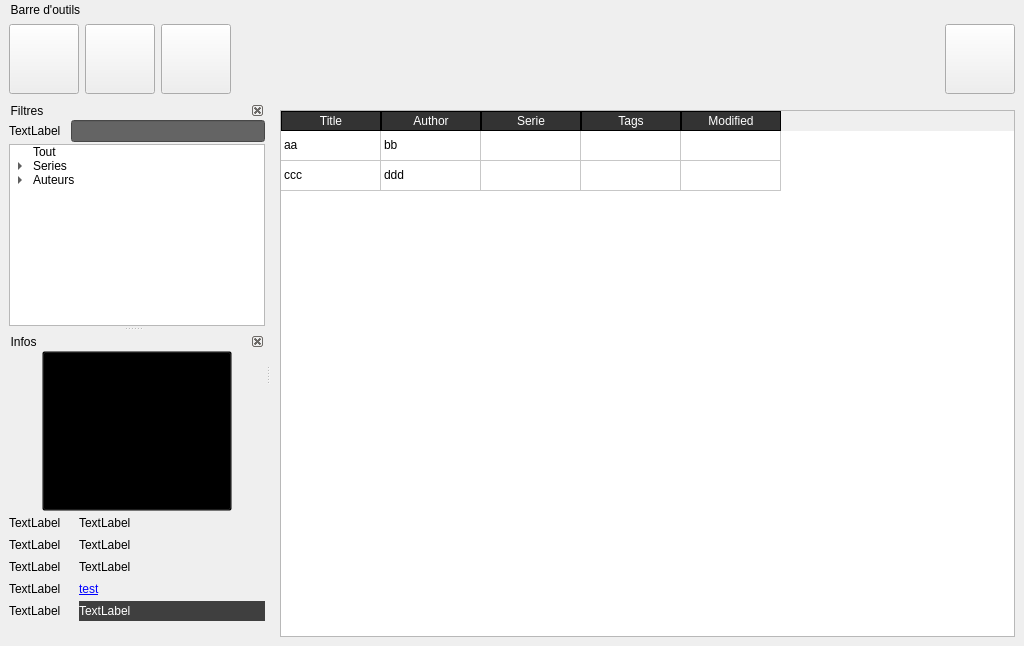
This is home/home.ui in LordKBX/eBookCollection as Qt 5 draws it before an edit. The edited form follows.
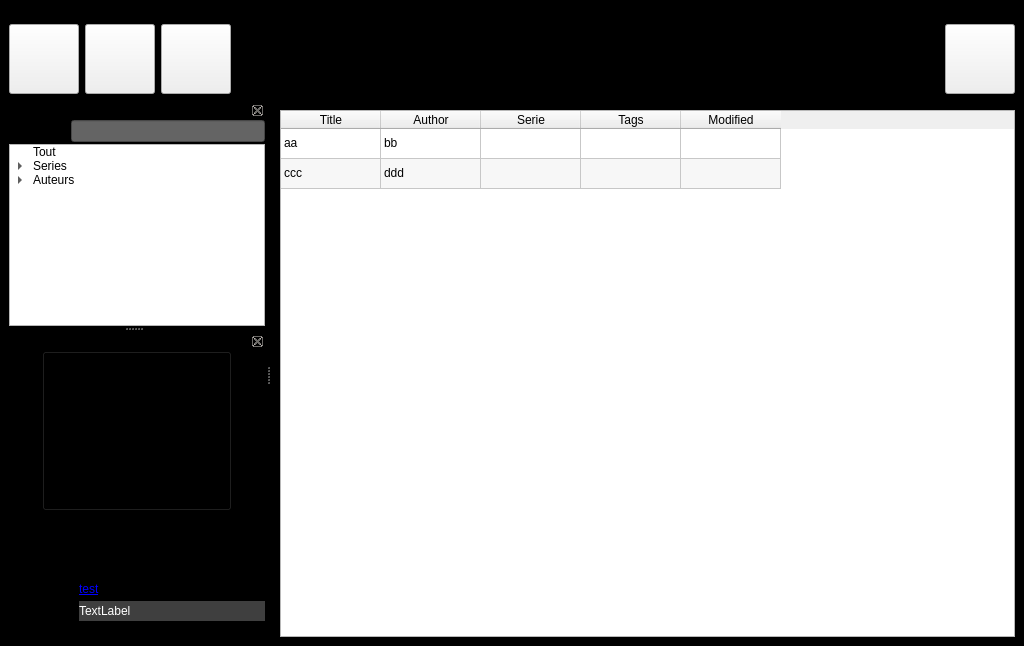
This is the edited form. Icons and pictures are not drawn.

The edit to the form file:
```diff
--- a/home/home.ui
+++ b/home/home.ui
@@ -26,10 +26,10 @@
    <string>HomeWindow</string>
   </property>
   <property name="autoFillBackground">
-   <bool>true</bool>
+   <bool>false</bool>
   </property>
   <property name="styleSheet">
-   <string notr="true"/>
+   <string notr="true">QMainWindow { background-color: rgb(0, 0, 0); }</string>
   </property>
   <property name="documentMode">
    <bool>false</bool>
@@ -52,21 +52,11 @@
           <height>0</height>
          </size>
         </property>
+        <property name="autoFillBackground">
+         <bool>false</bool>
+        </property>
         <property name="styleSheet">
-         <string notr="true">::section {
-spacing: 10px;
-background-color: #333333;
-color: white;
-border: 1px solid black;
-margin: 0;
-text-align: right;
-font-family: arial;
-font-size: 12px; }
-QTableView::item { padding: 0px }
-
-QTableView::item {cursor:pointer;}
-QTableView::item:hover {background: skyblue;}
-QTableView::item:selected {background: lightgray; color: black;}</string>
+         <string notr="true"/>
         </property>
         <property name="editTriggers">
          <set>QAbstractItemView::AnyKeyPressed|QAbstractItemView::EditKeyPressed|QAbstractItemView::SelectedClicked</set>
@@ -78,7 +68,7 @@
          <bool>false</bool>
         </property>
         <property name="alternatingRowColors">
-         <bool>false</bool>
+         <bool>true</bool>
         </property>
         <property name="selectionBehavior">
          <enum>QAbstractItemView::SelectRows</enum>
@@ -93,9 +83,18 @@
          <bool>true</bool>
         </property>
         <property name="cornerButtonEnabled">
-         <bool>true</bool>
+         <bool>false</bool>
         </property>
+        <attribute name="horizontalHeaderVisible">
+         <bool>true</bool>
+        </attribute>
         <attribute name="horizontalHeaderCascadingSectionResizes">
+         <bool>true</bool>
+        </attribute>
+        <attribute name="horizontalHeaderMinimumSectionSize">
+         <number>100</number>
+        </attribute>
+        <attribute name="horizontalHeaderHighlightSections">
          <bool>false</bool>
         </attribute>
         <attribute name="horizontalHeaderShowSortIndicator" stdset="0">
@@ -117,7 +116,7 @@
          <bool>false</bool>
         </attribute>
         <attribute name="verticalHeaderShowSortIndicator" stdset="0">
-         <bool>true</bool>
+         <bool>false</bool>
         </attribute>
         <attribute name="verticalHeaderStretchLastSection">
          <bool>false</bool>
```
Left out of the diff: 8 changed lines with no effect on the pictures.
